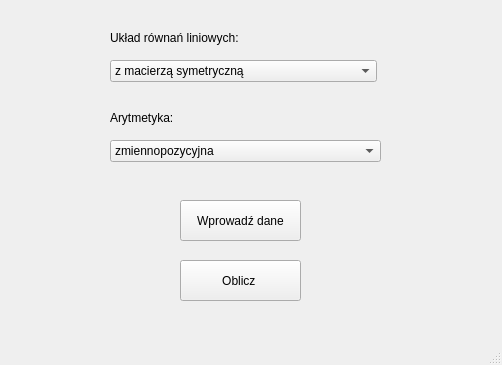
Before: the Qt Designer form mainwindow.ui in zuznnjus/System-of-linear-equations, drawn with Qt 5.
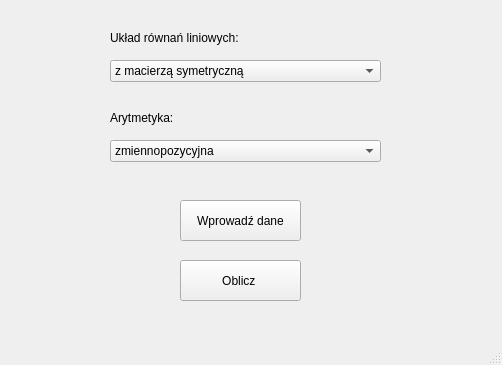
After: the same form once the commit is applied.

```diff
--- a/mainwindow.ui
+++ b/mainwindow.ui
@@ -114,7 +114,7 @@
      <rect>
       <x>110</x>
       <y>60</y>
-      <width>267</width>
+      <width>271</width>
       <height>22</height>
      </rect>
     </property>
```
Left out of the diff: 2 changed lines with no effect on the pictures.
